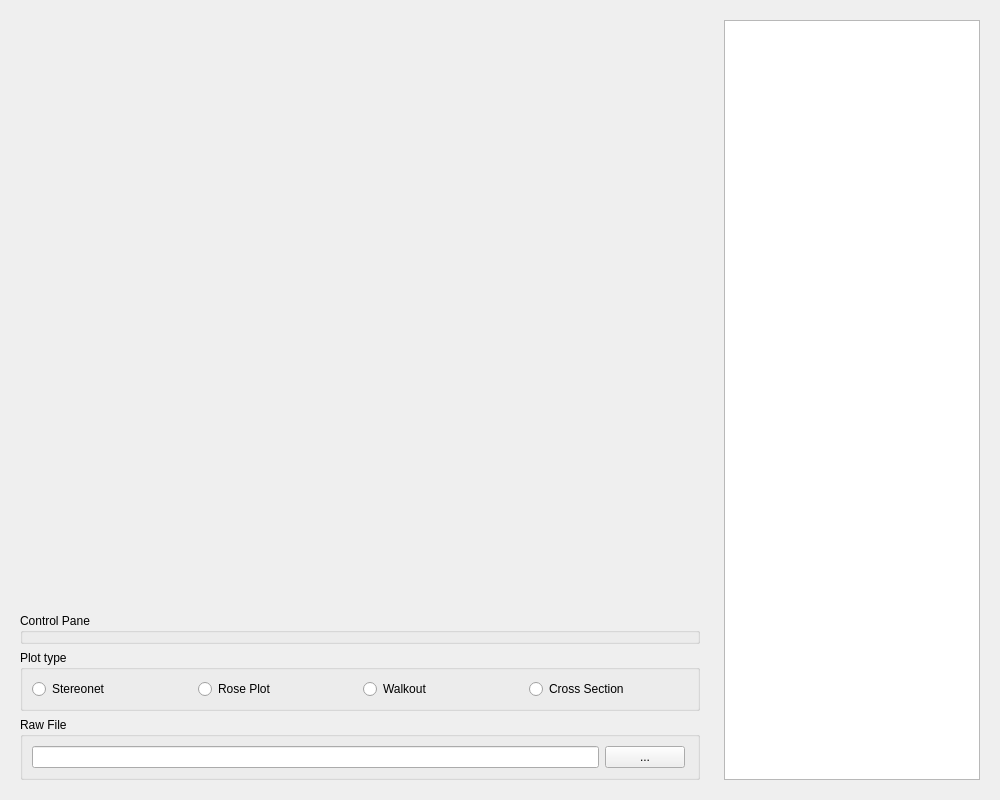
This is advanceddippane.ui in Crystal-Dragon-Liu/StructureInsight as Qt 5 draws it before an edit. The edited form follows.
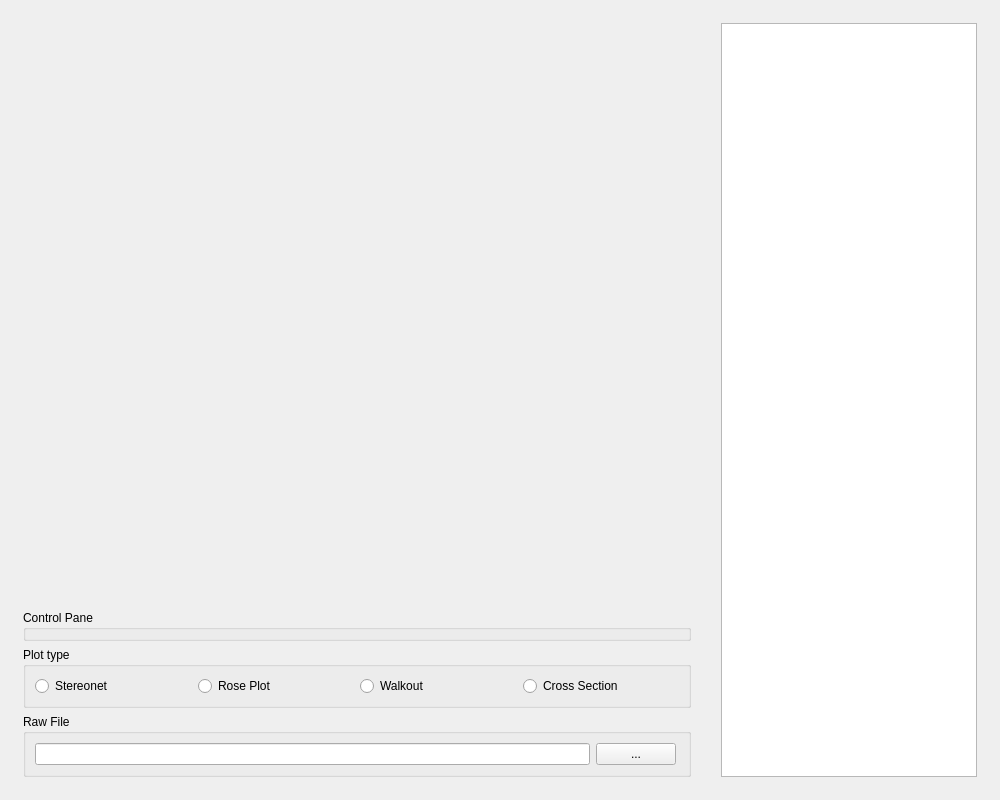
This is the edited form.

```diff
--- a/advanceddippane.ui
+++ b/advanceddippane.ui
@@ -23,6 +23,18 @@
       </sizepolicy>
      </property>
      <layout class="QVBoxLayout" name="verticalLayout">
+      <property name="leftMargin">
+       <number>12</number>
+      </property>
+      <property name="topMargin">
+       <number>12</number>
+      </property>
+      <property name="rightMargin">
+       <number>12</number>
+      </property>
+      <property name="bottomMargin">
+       <number>12</number>
+      </property>
       <item>
        <widget class="QStackedWidget" name="stackedWidget">
         <property name="sizePolicy">
@@ -178,10 +190,22 @@
    <item>
     <widget class="QWidget" name="rightPropertyPanelWrapper" native="true">
      <layout class="QVBoxLayout" name="verticalLayout_3">
+      <property name="leftMargin">
+       <number>12</number>
+      </property>
+      <property name="topMargin">
+       <number>12</number>
+      </property>
+      <property name="rightMargin">
+       <number>12</number>
+      </property>
+      <property name="bottomMargin">
+       <number>12</number>
+      </property>
       <item>
        <widget class="QWidget" name="zonationWidget" native="true">
         <property name="sizePolicy">
-         <sizepolicy hsizetype="Fixed" vsizetype="Expanding">
+         <sizepolicy hsizetype="Expanding" vsizetype="Expanding">
           <horstretch>0</horstretch>
           <verstretch>0</verstretch>
          </sizepolicy>
@@ -192,6 +216,9 @@
           <height>0</height>
          </size>
         </property>
+        <property name="layoutDirection">
+         <enum>Qt::LayoutDirection::LeftToRight</enum>
+        </property>
         <layout class="QVBoxLayout" name="verticalLayout_2">
          <property name="leftMargin">
           <number>0</number>
```
